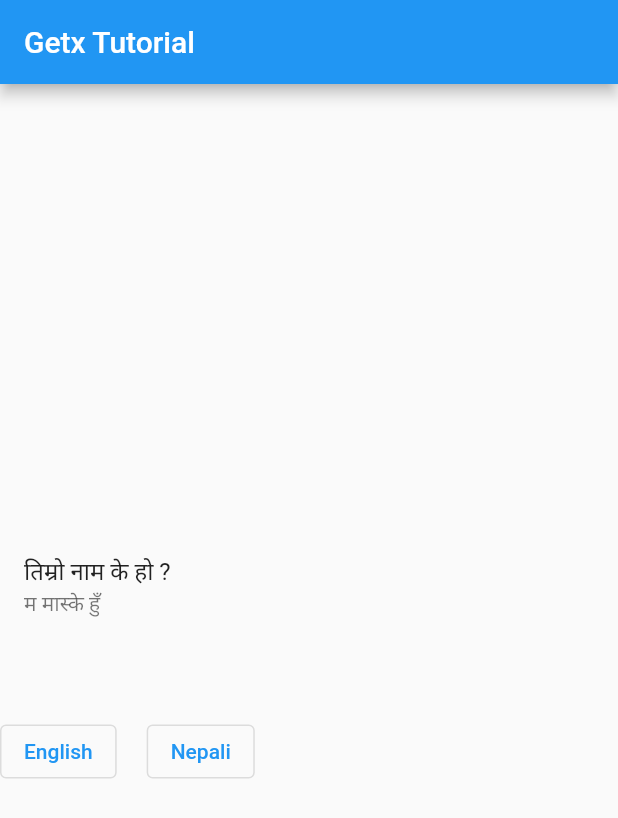
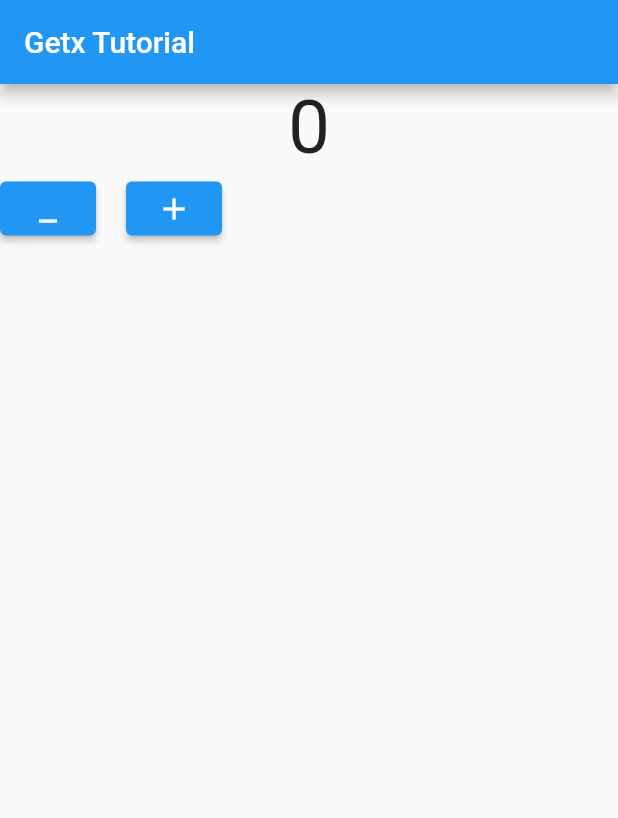
Before and after one commit to maskeyp/getx_tuto, a Flutter app: the screen it shows after launch, on a phone screen of 412 x 824 dp. Shown: the top 818 px of the screen. Run offline on Flutter 3.47's test engine with Material 2 defaults, Android fonts, the phone set to English and light mode, and no system bars; our stand-ins replace get.

Commit message:
Counter_app

```diff
--- /dev/null
+++ b/lib/counter_controller.dart
@@ -0,0 +1,12 @@
+import 'package:get/get.dart';
+
+class CounterController extends GetxController {
+  RxInt counter = 0.obs;
+  incrementCounter() {
+    counter.value++;
+  }
+
+  decrementCounter() {
+    counter.value--;
+  }
+}
--- a/lib/home_screen.dart
+++ b/lib/home_screen.dart
@@ -1,5 +1,6 @@
 import 'package:flutter/material.dart';
 import 'package:get/get.dart';
+import 'package:getx_tut/counter_controller.dart';
 
 class HomeScreen extends StatefulWidget {
   const HomeScreen({super.key});
@@ -9,39 +10,44 @@
 }
 
 class _HomeScreenState extends State<HomeScreen> {
+  final CounterController controller = Get.put(CounterController());
   @override
   Widget build(BuildContext context) {
+    // ignore: avoid_print
+    print('Rebuild');
     return Scaffold(
       appBar: AppBar(
         title: const Text('Getx Tutorial'),
       ),
       body: Center(
         child: Column(
-            mainAxisAlignment: MainAxisAlignment.center,
-            crossAxisAlignment: CrossAxisAlignment.center,
           children: [
-              ListTile(
-                title: Text('message'.tr),
-                subtitle: Text('name'.tr),
+            Center(
+              child: Obx(
+                () => Text(
+                  controller.counter.toString(),
+                  style: const TextStyle(fontSize: 50),
                 ),
-              const SizedBox(height: 50),
+              ),
+            ),
             Row(
               children: [
-                  OutlinedButton(
+                ElevatedButton(
                     onPressed: () {
-                        Get.updateLocale(Locale('en', 'US'));
+                      controller.decrementCounter();
                     },
-                      child: Text('English')),
-                  SizedBox(width: 20),
-                  OutlinedButton(
+                    child: const Icon(Icons.minimize)),
+                const SizedBox(width: 20),
+                ElevatedButton(
                     onPressed: () {
-                        Get.updateLocale(Locale('ne', 'NP'));
+                      controller.incrementCounter();
                     },
-                      child: Text('Nepali')),
+                    child: const Icon(Icons.add)),
               ],
             )
           ],
         ),
-        ));
+      ),
+    );
   }
 }
--- a/lib/languages.dart
+++ /dev/null
@@ -1,14 +0,0 @@
-import 'package:get/get_navigation/src/root/internacionalization.dart';
-
-class Languages extends Translations {
-  Map<String, Map<String, String>> get keys => {
-        'en_US': {
-          'message': 'What is your name',
-          'name': 'I am Maskey',
-        },
-        'ne_NP': {
-          'message': 'तिम्रो नाम के हो ?',
-          'name': 'म मास्के हुँ',
-        },
-      };
-}
--- a/lib/main.dart
+++ b/lib/main.dart
@@ -1,7 +1,6 @@
 import 'package:flutter/material.dart';
 
 import 'package:get/get.dart';
-import 'package:getx_tut/languages.dart';
 
 import 'home_screen.dart';
 
@@ -16,9 +15,6 @@
   Widget build(BuildContext context) {
     return GetMaterialApp(
       title: 'Flutter Demo',
-      translations: Languages(),
-      locale: Locale('ne', 'NP'),
-      fallbackLocale: Locale('en', 'US'),
       theme: ThemeData(
         primarySwatch: Colors.blue,
       ),
```
Lines whose indentation alone changed are shown as unchanged.
